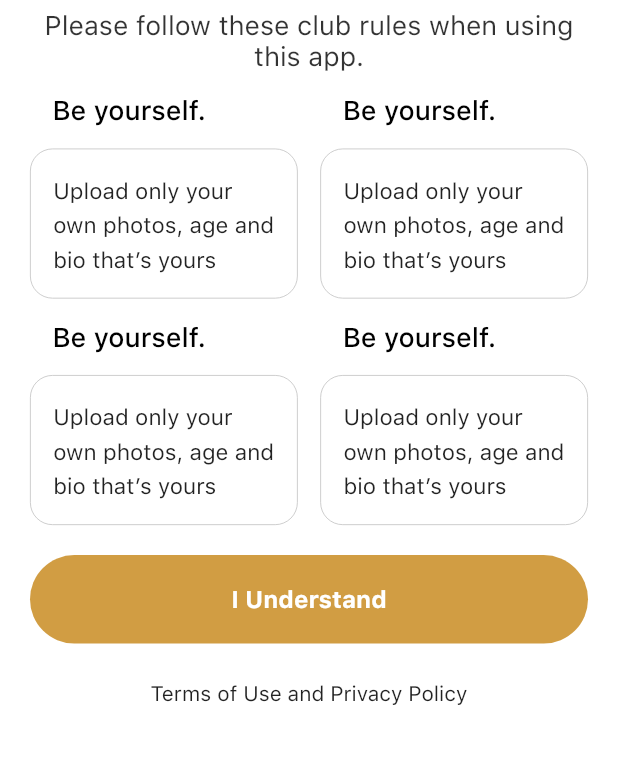
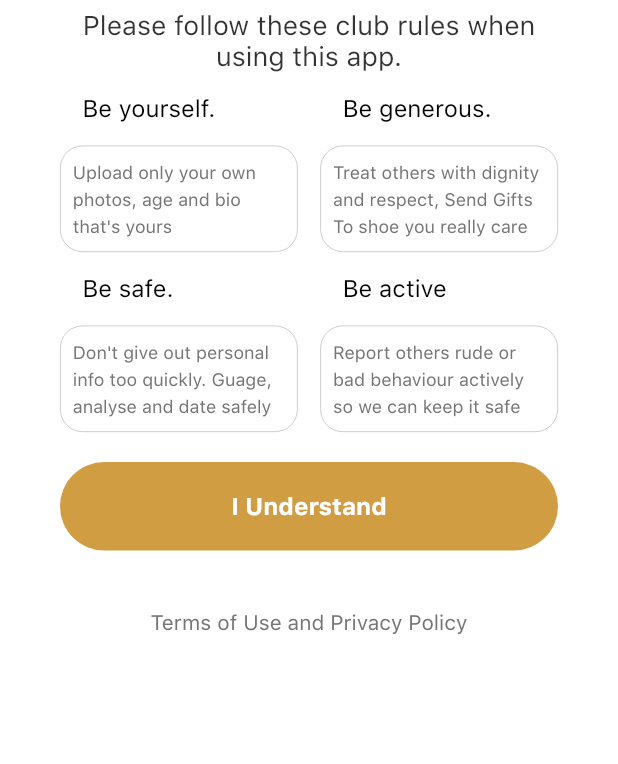
Before and after one commit to Abhisheksainii/goldidate-master, a Flutter app: the WelcomeClubRules screen opened by its route, on a phone screen of 412 x 824 dp, the part 419-1183 px from its top. Run offline on Flutter 3.47's test engine with Material 2 defaults, Android fonts, the phone set to English and light mode, and no system bars; our stand-ins replace auto_size_text, cloud_firestore, firebase_auth, firebase_core, font_awesome_flutter, google_sign_in and 4 more; missing offline and left inert: flutter_login_facebook, mobile_number; accounts and stored records are empty; project files that could hold a hidden picture were left out.

Commit message:
bug fixed

```diff
--- a/lib/screens/Home/passion.dart
+++ b/lib/screens/Home/passion.dart
@@ -96,7 +96,7 @@ class _chippState extends State<chipp> {
       crossAxisAlignment: CrossAxisAlignment.start,
       children: [
         Padding(
-          padding: EdgeInsets.only(left: widget.width * 0.015),
+          padding: EdgeInsets.only(left: widget.width * 0.025),
           child: Text(
             widget.heading,
             style: TextStyle(color: Colors.grey.shade600,fontSize: widget.width*0.038),
@@ -104,7 +104,7 @@ class _chippState extends State<chipp> {
         ),
         SizedBox(height: widget.height*0.02,),
         Padding(
-          padding:  EdgeInsets.only(left: widget.width*0.04 ,right: widget.width*0.04),
+          padding:  EdgeInsets.only(left: widget.width*0.06,right: widget.width*0.06),
           child: Wrap(
             spacing: 10,
             runSpacing: 10,
@@ -250,7 +250,7 @@ class _chipp1State extends State<chipp1> {
       crossAxisAlignment: CrossAxisAlignment.start,
       children: [
         Padding(
-          padding: EdgeInsets.only(left: widget.width * 0.015),
+          padding: EdgeInsets.only(left: widget.width * 0.025),
           child: Text(
             widget.heading,
             style: TextStyle(color: Colors.grey.shade600,fontSize: widget.width*0.038),
@@ -258,7 +258,7 @@ class _chipp1State extends State<chipp1> {
         ),
         SizedBox(height: widget.height*0.02,),
         Padding(
-          padding:  EdgeInsets.only(left: widget.width*0.04 ,right: widget.width*0.04),
+          padding:  EdgeInsets.only(left: widget.width*0.06 ,right: widget.width*0.06),
           child: Wrap(
             spacing: 10,
             runSpacing: 10,
@@ -331,7 +331,7 @@ class _chipp2State extends State<chipp2> {
       crossAxisAlignment: CrossAxisAlignment.start,
       children: [
         Padding(
-          padding: EdgeInsets.only(left: widget.width * 0.015),
+          padding: EdgeInsets.only(left: widget.width * 0.025),
           child: Text(
             widget.heading,
             style: TextStyle(color: Colors.grey.shade600,fontSize: widget.width*0.038),
@@ -339,7 +339,7 @@ class _chipp2State extends State<chipp2> {
         ),
         SizedBox(height: widget.height*0.02,),
         Padding(
-          padding:  EdgeInsets.only(left: widget.width*0.04 ,right: widget.width*0.08),
+          padding:  EdgeInsets.only(left: widget.width*0.06 ,right: widget.width*0.06),
           child: Wrap(
             spacing: 10,
             runSpacing: 10,
@@ -405,7 +405,7 @@ class _chipp3State extends State<chipp3> {
       crossAxisAlignment: CrossAxisAlignment.start,
       children: [
         Padding(
-          padding: EdgeInsets.only(left: widget.width * 0.015),
+          padding: EdgeInsets.only(left: widget.width * 0.025),
           child: Text(
             widget.heading,
             style: TextStyle(color: Colors.grey.shade600,fontSize: widget.width*0.038),
@@ -413,7 +413,7 @@ class _chipp3State extends State<chipp3> {
         ),
         SizedBox(height: widget.height*0.02,),
         Padding(
-          padding:  EdgeInsets.only(left:  widget.width*0.04 ,right: widget.width*0.03),
+          padding:  EdgeInsets.only(left:  widget.width*0.06 ,right: widget.width*0.06),
           child: Wrap(
             spacing: 10,
             runSpacing: 10,
@@ -544,7 +544,7 @@ class _CHIPState extends State<CHIP> {
       },
       child: Container(
 
-        padding: EdgeInsets.symmetric(horizontal: 4,vertical: 1),
+        padding: EdgeInsets.symmetric(horizontal: 5,vertical: 1),
         decoration: BoxDecoration(
           color: _isselcted ?Color(0xffD19D43) :Colors.white,
           borderRadius: BorderRadius.all(
--- a/lib/screens/startup/welcome_club_rules.dart
+++ b/lib/screens/startup/welcome_club_rules.dart
@@ -45,7 +45,7 @@ class _WelcomeClubRulesState extends State<WelcomeClubRules> {
               const SizedBox(height: 15.0),
               Padding(
                 padding: const EdgeInsets.symmetric(
-                  horizontal: 20.0,
+                  horizontal: 40.0,
                 ),
                 child: Column(
                   crossAxisAlignment: CrossAxisAlignment.stretch,
@@ -71,17 +71,17 @@ class _WelcomeClubRulesState extends State<WelcomeClubRules> {
                     const SizedBox(height: 15.0),
                     Row(
                       children: [
-                        Expanded(child: LabelGuideCard()),
+                        Expanded(child: LabelGuideCard(head: "Be yourself.",description: "Upload only your own photos, age and bio that's yours",)),
                         const SizedBox(width: 15.0),
-                        Expanded(child: LabelGuideCard()),
+                        Expanded(child: LabelGuideCard(head: "Be generous.",description: "Treat others with dignity and respect, Send Gifts To shoe you really care",)),
                       ],
                     ),
                     const SizedBox(height: 15.0),
                     Row(
                       children: [
-                        Expanded(child: LabelGuideCard()),
+                        Expanded(child: LabelGuideCard(head: "Be safe.",description: "Don't give out personal info too quickly. Guage, analyse and date safely",)),
                         const SizedBox(width: 15.0),
-                        Expanded(child: LabelGuideCard()),
+                        Expanded(child: LabelGuideCard(head: "Be active",description: "Report others rude or bad behaviour actively so we can keep it safe",)),
                       ],
                     ),
                     const SizedBox(height: 20.0),
@@ -91,13 +91,14 @@ class _WelcomeClubRulesState extends State<WelcomeClubRules> {
                               AppRoutes.getStartedRoute, (route) => false),
                       buttonText: "I Understand",
                     ),
-                    const SizedBox(height: 25.0),
+                    const SizedBox(height: 40.0),
                     InkWell(
                       onTap: () => Navigator.of(context)
                           .pushNamed(AppRoutes.terms_condititons),
                       child: Text(
                         "Terms of Use and Privacy Policy",
                         textAlign: TextAlign.center,
+                        style: TextStyle(color: Colors.grey.shade600),
                       ),
                     ),
                     const SizedBox(height: 20.0),
--- a/lib/utils/widgets/label_guide_card.dart
+++ b/lib/utils/widgets/label_guide_card.dart
@@ -2,7 +2,11 @@ import 'package:flutter/material.dart';
 import 'package:goldidate/utils/utils_exporter.dart';
 
 class LabelGuideCard extends StatelessWidget {
-  const LabelGuideCard({Key key}) : super(key: key);
+
+  LabelGuideCard({this.head,this.description});
+  final String head;
+  final String description;
+
 
   @override
   Widget build(BuildContext context) {
@@ -12,11 +16,11 @@ class LabelGuideCard extends StatelessWidget {
         Padding(
           padding: const EdgeInsets.only(left: 15.0),
           child: Text(
-            "Be yourself.",
+            head,
             style: TextStyle(
               color: AppColors.blackColor,
-              fontSize: 18.0,
-              fontWeight: FontWeight.w500,
+              fontSize: 16.0,
+              fontWeight: FontWeight.w400,
             ),
           ),
         ),
@@ -30,14 +34,15 @@ class LabelGuideCard extends StatelessWidget {
             ),
           ),
           padding: const EdgeInsets.symmetric(
-            horizontal: 15.0,
-            vertical: 15.0,
+            horizontal: 8.0,
+            vertical: 8.0,
           ),
           child: Text(
-            "Upload only your own photos, age and bio that’s yours",
+            description,
             style: TextStyle(
               height: 1.5,
-              fontSize: 15.0,
+              fontSize: 12.0,
+              color: Colors.grey.shade600
             ),
           ),
         ),
```
Also changed, not shown: lib/screens/Home/allchats.dart (+14 -11 lines), lib/utils/widgets/tabview.dart (+25 -3 lines), assets/images/Chat0.png.
